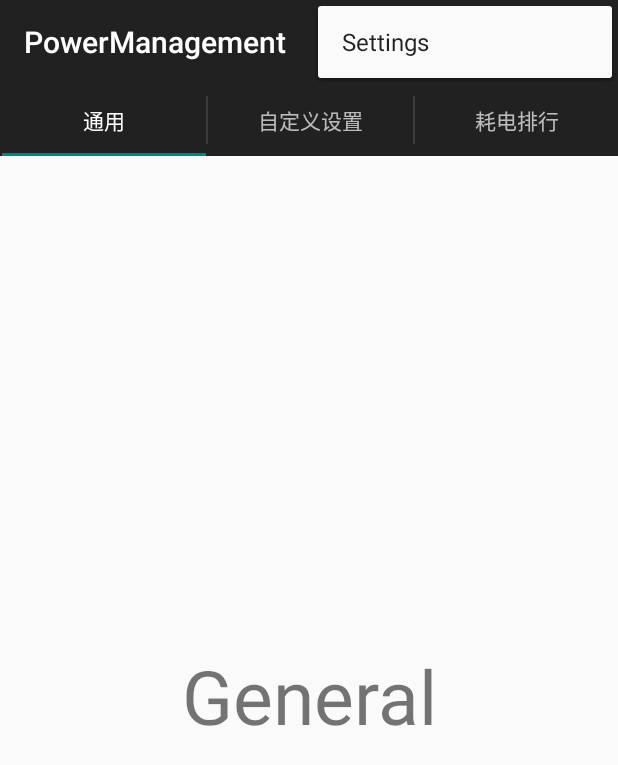
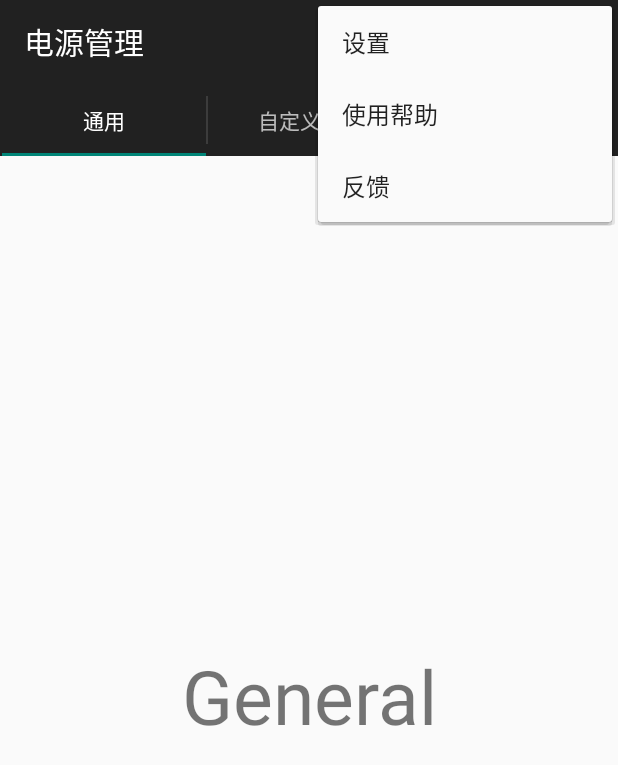
Before and after one commit to Gaoxiang-Zhang/PowerManagement, an Android app: the screen it shows after launch (MainActivity), with the options menu open, on a phone screen of 412 x 824 dp. Shown: the top 765 px of the screen. Run offline under Robolectric (Android 15) with nearby library versions, the light colour scheme and no system bars.

Commit message:
Add ActionBar on MainActivity; Add the option page; on 15/1/25

```diff
--- a/app/src/main/res/menu/menu_main.xml
+++ b/app/src/main/res/menu/menu_main.xml
@@ -1,6 +1,21 @@
-<menu xmlns:android="http://schemas.android.com/apk/res/android"
+<menu
+    xmlns:android="http://schemas.android.com/apk/res/android"
     xmlns:app="http://schemas.android.com/apk/res-auto"
-    xmlns:tools="http://schemas.android.com/tools" tools:context=".MainActivity">
-    <item android:id="@+id/action_settings" android:title="@string/action_settings"
-        android:orderInCategory="100" app:showAsAction="never" />
+    xmlns:tools="http://schemas.android.com/tools"
+    tools:context=".MainActivity">
+    <item
+        android:id="@+id/action_settings"
+        android:title="@string/action_settings"
+        android:orderInCategory="100"
+        app:showAsAction="never" />
+    <item
+        android:id="@+id/help_info"
+        android:title="@string/help_info"
+        android:orderInCategory="100"
+        app:showAsAction="never"/>
+    <item
+        android:id="@+id/response"
+        android:title="@string/response"
+        android:orderInCategory="100"
+        app:showAsAction="never"/>
 </menu>
--- a/app/src/main/res/values/strings.xml
+++ b/app/src/main/res/values/strings.xml
@@ -1,8 +1,27 @@
 <?xml version="1.0" encoding="utf-8"?>
 <resources>
 
-    <string name="app_name">PowerManagement</string>
-    <string name="hello_world">Hello world!</string>
-    <string name="action_settings">Settings</string>
+    <string name="app_name">电源管理</string>
+    <string name="pref_name">设置</string>
+    <string name="action_settings">设置</string>
+    <string name="help_info">使用帮助</string>
+    <string name="response">反馈</string>
+    <string name="allow_box">允许</string>
+    <string name="forbid_box">禁止</string>
+    <string name="basicPref">基本选项</string>
+    <string name="connPref">连接选项</string>
+    <string name="langPref">语言</string>
+    <string name="responsePref">自动发送使用信息</string>
+    <string name="responsePrefSummary">帮助我们改善产品体验</string>
+    <string name="updatePref">自动更新</string>
+    <string-array name="tab_names">
+        <item>通用</item>
+        <item>自定义设置</item>
+        <item>耗电排行</item>
+    </string-array>
+    <string-array name="preference_language">
+        <item>简体中文</item>
+        <item>English</item>
+    </string-array>
 
 </resources>
```
Also changed, not shown: app/src/main/AndroidManifest.xml (+11 -3 lines), app/src/main/java/com/example/administrator/powermanagement/AppPreferenceActivity.java (added, +42 -0 lines), app/src/main/java/com/example/administrator/powermanagement/MainActivity.java (+12 -9 lines), app/src/main/res/xml/preference.xml (added, +22 -0 lines), 1 other file.
